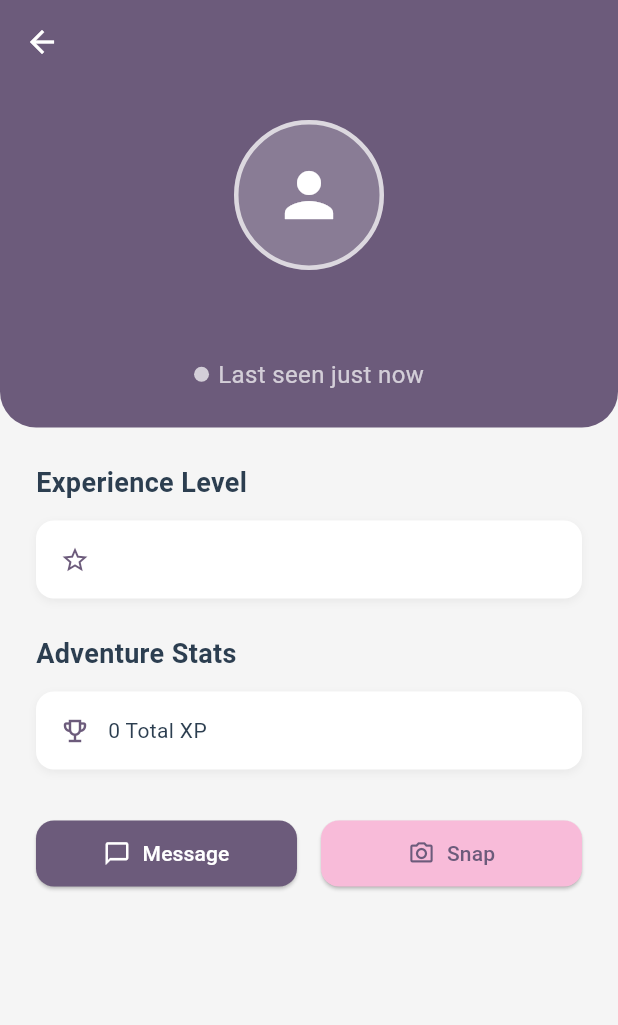
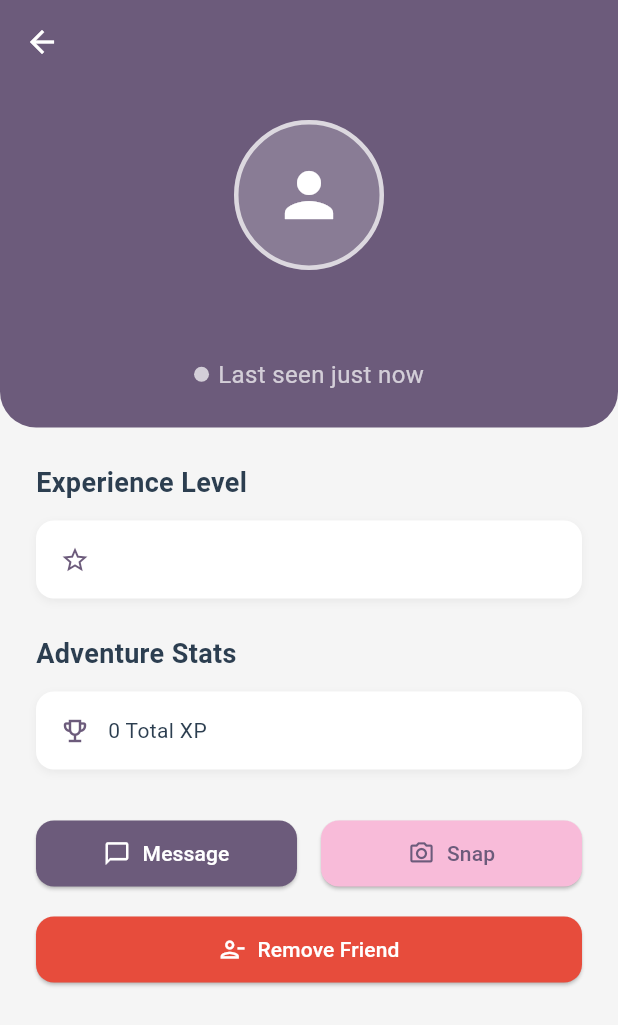
Before and after one commit to dslunde/CritChat, a Flutter app: the FriendProfilePage screen opened directly with empty values, on a phone screen of 412 x 824 dp. Shown: the top 1025 px of the screen. Run offline on Flutter 3.47's test engine with Material 3 defaults, Android fonts, the phone set to English and light mode, and no system bars; our stand-ins replace cloud_firestore, equatable, firebase_auth, firebase_core, firebase_database, flutter_bloc and 2 more; accounts and stored records are empty; network calls fail.

Commit message:
Remove friend

```diff
--- a/lib/core/di/injection_container.dart
+++ b/lib/core/di/injection_container.dart
@@ -22,6 +22,7 @@ import 'package:critchat/features/friends/data/datasources/friends_firestore_dat
 import 'package:critchat/features/friends/data/repositories/friends_repository_impl.dart';
 import 'package:critchat/features/friends/domain/repositories/friends_repository.dart';
 import 'package:critchat/features/friends/domain/usecases/get_friends_usecase.dart';
+import 'package:critchat/features/friends/domain/usecases/remove_friend_usecase.dart';
 import 'package:critchat/features/friends/presentation/bloc/friends_bloc.dart';
 
 // Fellowships
@@ -150,9 +151,12 @@ void _initFriends() {
 
   // Use cases
   sl.registerLazySingleton(() => GetFriendsUseCase(sl()));
+  sl.registerLazySingleton(() => RemoveFriendUseCase(sl()));
 
   // BLoC
-  sl.registerFactory(() => FriendsBloc(getFriendsUseCase: sl()));
+  sl.registerFactory(
+    () => FriendsBloc(getFriendsUseCase: sl(), removeFriendUseCase: sl()),
+  );
 }
 
 void _initFellowships() {
--- /dev/null
+++ b/lib/features/friends/domain/usecases/remove_friend_usecase.dart
@@ -0,0 +1,11 @@
+import 'package:critchat/features/friends/domain/repositories/friends_repository.dart';
+
+class RemoveFriendUseCase {
+  final FriendsRepository repository;
+
+  RemoveFriendUseCase(this.repository);
+
+  Future<void> call(String friendId) async {
+    return await repository.removeFriend(friendId);
+  }
+}
--- a/lib/features/friends/presentation/bloc/friends_bloc.dart
+++ b/lib/features/friends/presentation/bloc/friends_bloc.dart
@@ -1,13 +1,17 @@
 import 'package:flutter_bloc/flutter_bloc.dart';
 import 'package:critchat/features/friends/domain/usecases/get_friends_usecase.dart';
+import 'package:critchat/features/friends/domain/usecases/remove_friend_usecase.dart';
 import 'friends_event.dart';
 import 'friends_state.dart';
 
 class FriendsBloc extends Bloc<FriendsEvent, FriendsState> {
   final GetFriendsUseCase getFriendsUseCase;
+  final RemoveFriendUseCase removeFriendUseCase;
 
-  FriendsBloc({required this.getFriendsUseCase})
-    : super(const FriendsInitial()) {
+  FriendsBloc({
+    required this.getFriendsUseCase,
+    required this.removeFriendUseCase,
+  }) : super(const FriendsInitial()) {
     on<LoadFriends>(_onLoadFriends);
     on<RefreshFriends>(_onRefreshFriends);
     on<SearchFriends>(_onSearchFriends);
@@ -66,7 +70,18 @@ class FriendsBloc extends Bloc<FriendsEvent, FriendsState> {
     RemoveFriend event,
     Emitter<FriendsState> emit,
   ) async {
-    // TODO: Implement remove friend functionality
-    // For now, just show a snackbar or do nothing
+    try {
+      await removeFriendUseCase(event.friendId);
+
+      // Reload friends list to reflect the change
+      final friends = await getFriendsUseCase();
+      if (friends.isEmpty) {
+        emit(const FriendsEmpty());
+      } else {
+        emit(FriendsLoaded(friends));
+      }
+    } catch (e) {
+      emit(FriendsError('Failed to remove friend: ${e.toString()}'));
+    }
   }
 }
--- a/lib/features/friends/presentation/pages/friend_profile_page.dart
+++ b/lib/features/friends/presentation/pages/friend_profile_page.dart
@@ -1,6 +1,11 @@
 import 'package:flutter/material.dart';
+import 'package:flutter_bloc/flutter_bloc.dart';
 import 'package:critchat/core/constants/app_colors.dart';
+import 'package:critchat/core/di/injection_container.dart';
 import 'package:critchat/features/friends/domain/entities/friend_entity.dart';
+import 'package:critchat/features/friends/presentation/bloc/friends_bloc.dart';
+import 'package:critchat/features/friends/presentation/bloc/friends_event.dart';
+import 'package:critchat/features/friends/presentation/bloc/friends_state.dart';
 import 'chat_page.dart';
 
 class FriendProfilePage extends StatelessWidget {
@@ -10,7 +15,28 @@ class FriendProfilePage extends StatelessWidget {
 
   @override
   Widget build(BuildContext context) {
-    return Scaffold(
+    return BlocProvider(
+      create: (context) => sl<FriendsBloc>(),
+      child: BlocListener<FriendsBloc, FriendsState>(
+        listener: (context, state) {
+          if (state is FriendsLoaded) {
+            ScaffoldMessenger.of(context).showSnackBar(
+              const SnackBar(
+                content: Text('Friend removed successfully'),
+                backgroundColor: AppColors.successColor,
+              ),
+            );
+            Navigator.of(context).pop();
+          } else if (state is FriendsError) {
+            ScaffoldMessenger.of(context).showSnackBar(
+              SnackBar(
+                content: Text(state.message),
+                backgroundColor: AppColors.errorColor,
+              ),
+            );
+          }
+        },
+        child: Scaffold(
           backgroundColor: AppColors.backgroundColor,
           appBar: AppBar(
             backgroundColor: AppColors.primaryColor,
@@ -130,7 +156,9 @@ class FriendProfilePage extends StatelessWidget {
                         _buildSectionTitle('Experience Level'),
                         _buildInfoCard(
                           icon: Icons.star_outline,
-                      content: _formatExperienceLevel(friend.experienceLevel!),
+                          content: _formatExperienceLevel(
+                            friend.experienceLevel!,
+                          ),
                         ),
                         const SizedBox(height: 24),
                       ],
@@ -163,7 +191,9 @@ class FriendProfilePage extends StatelessWidget {
                               style: ElevatedButton.styleFrom(
                                 backgroundColor: AppColors.primaryColor,
                                 foregroundColor: Colors.white,
-                            padding: const EdgeInsets.symmetric(vertical: 12),
+                                padding: const EdgeInsets.symmetric(
+                                  vertical: 12,
+                                ),
                                 shape: RoundedRectangleBorder(
                                   borderRadius: BorderRadius.circular(12),
                                 ),
@@ -186,7 +216,9 @@ class FriendProfilePage extends StatelessWidget {
                               style: ElevatedButton.styleFrom(
                                 backgroundColor: AppColors.secondaryColor,
                                 foregroundColor: AppColors.primaryColor,
-                            padding: const EdgeInsets.symmetric(vertical: 12),
+                                padding: const EdgeInsets.symmetric(
+                                  vertical: 12,
+                                ),
                                 shape: RoundedRectangleBorder(
                                   borderRadius: BorderRadius.circular(12),
                                 ),
@@ -198,12 +230,60 @@ class FriendProfilePage extends StatelessWidget {
                         ],
                       ),
 
+                      const SizedBox(height: 16),
+
+                      // Remove Friend Button
+                      SizedBox(
+                        width: double.infinity,
+                        child: ElevatedButton.icon(
+                          onPressed: () => _showRemoveFriendDialog(context),
+                          style: ElevatedButton.styleFrom(
+                            backgroundColor: AppColors.errorColor,
+                            foregroundColor: Colors.white,
+                            padding: const EdgeInsets.symmetric(vertical: 12),
+                            shape: RoundedRectangleBorder(
+                              borderRadius: BorderRadius.circular(12),
+                            ),
+                          ),
+                          icon: const Icon(Icons.person_remove_outlined),
+                          label: const Text('Remove Friend'),
+                        ),
+                      ),
+
                       const SizedBox(height: 32),
                     ],
                   ),
                 ),
               ],
             ),
+          ),
+        ),
+      ),
+    );
+  }
+
+  void _showRemoveFriendDialog(BuildContext context) {
+    showDialog(
+      context: context,
+      builder: (dialogContext) => AlertDialog(
+        title: const Text('Remove Friend'),
+        content: Text(
+          'Are you sure you want to remove ${friend.displayName} from your friends list? This action cannot be undone.',
+        ),
+        actions: [
+          TextButton(
+            onPressed: () => Navigator.of(dialogContext).pop(),
+            child: const Text('Cancel'),
+          ),
+          TextButton(
+            onPressed: () {
+              Navigator.of(dialogContext).pop();
+              context.read<FriendsBloc>().add(RemoveFriend(friend.id));
+            },
+            style: TextButton.styleFrom(foregroundColor: AppColors.errorColor),
+            child: const Text('Remove'),
+          ),
+        ],
       ),
     );
   }
```
Also changed, not shown: 1 other file. Lines whose indentation alone changed are shown as unchanged.
